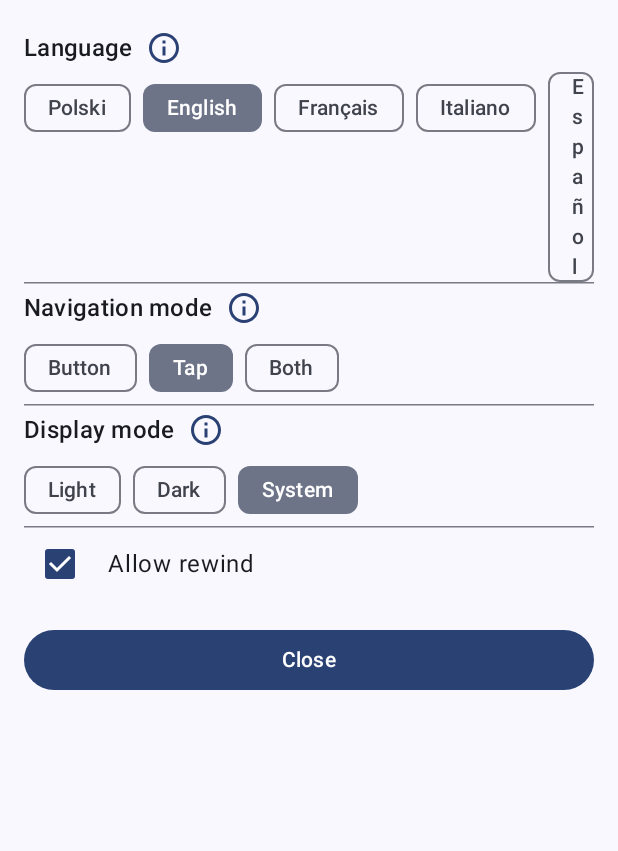
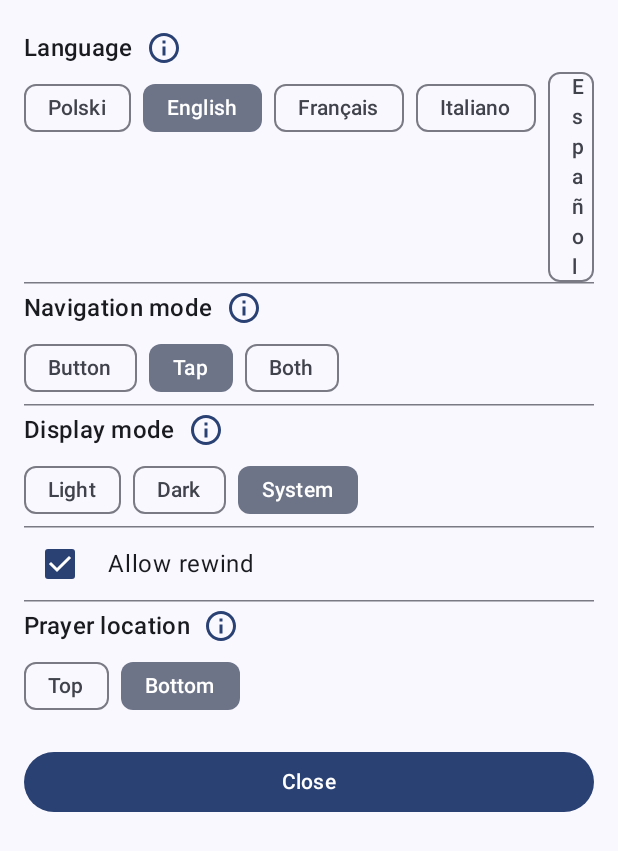
Before and after one commit to rkociniewski/rosario, an Android app built with Jetpack Compose: the composable SettingsScreen shown on its own in the app's theme, on a phone screen of 412 x 824 dp. Shown: the top 851 px of the screen. Run offline under Robolectric (Android 15) with nearby library versions, the phone set to English and light mode, and no system bars.

Commit message:
Add change prayer localization

```diff
--- /dev/null
+++ b/app/src/main/java/pl/rk/rosario/enums/PrayerLocation.kt
@@ -0,0 +1,8 @@
+package pl.rk.rosario.enums
+
+import pl.rk.rosario.R
+
+enum class PrayerLocation(override val label: Int) : DisplayText {
+    TOP(R.string.location_top),
+    BOTTOM(R.string.location_botom),
+}
--- a/app/src/main/java/pl/rk/rosario/model/Settings.kt
+++ b/app/src/main/java/pl/rk/rosario/model/Settings.kt
@@ -3,6 +3,7 @@ package pl.rk.rosario.model
 import pl.rk.rosario.enums.DisplayMode
 import pl.rk.rosario.enums.Language
 import pl.rk.rosario.enums.NavigationMode
+import pl.rk.rosario.enums.PrayerLocation
 import pl.rk.rosario.enums.PrayerType
 
 data class Settings(
@@ -10,5 +11,6 @@ data class Settings(
     val navigationMode: NavigationMode = NavigationMode.TAP,
     val prayer: PrayerType = PrayerType.ROSARY,
     val displayMode: DisplayMode = DisplayMode.SYSTEM,
-    val allowRewind: Boolean = true
+    val allowRewind: Boolean = true,
+    val prayerLocation: PrayerLocation = PrayerLocation.BOTTOM,
 )
--- a/app/src/main/java/pl/rk/rosario/ui/parts/Components.kt
+++ b/app/src/main/java/pl/rk/rosario/ui/parts/Components.kt
@@ -8,6 +8,7 @@ import androidx.compose.foundation.layout.padding
 import androidx.compose.foundation.layout.width
 import androidx.compose.material.icons.Icons
 import androidx.compose.material.icons.outlined.Info
+import androidx.compose.material3.Checkbox
 import androidx.compose.material3.ExperimentalMaterial3Api
 import androidx.compose.material3.FilterChip
 import androidx.compose.material3.Icon
@@ -98,6 +99,22 @@ fun HelpLabel(label: String, tooltip: String) {
     }
 }
 
+@Composable
+fun BooleanSelector(
+    boolean: Boolean,
+    label: String,
+    onCheckedChange: ((Boolean) -> Unit)?
+) {
+    Row(verticalAlignment = Alignment.CenterVertically) {
+        Checkbox(
+            checked = boolean,
+            onCheckedChange = onCheckedChange
+        )
+        Spacer(Modifier.width(8.dp))
+        Text(label)
+    }
+}
+
 val localRosaryViewModel = staticCompositionLocalOf<RosaryViewModel> {
     error("RosaryViewModel not provided")
 }
--- a/app/src/main/java/pl/rk/rosario/ui/rosary/RosaryBottomAppBar.kt
+++ b/app/src/main/java/pl/rk/rosario/ui/rosary/RosaryBottomAppBar.kt
@@ -14,6 +14,7 @@ import androidx.compose.ui.Alignment
 import androidx.compose.ui.Modifier
 import androidx.compose.ui.text.style.TextAlign
 import androidx.compose.ui.unit.dp
+import pl.rk.rosario.model.Settings
 
 @Composable
 fun RosaryBottomAppBar(prayer: String) {
--- a/app/src/main/java/pl/rk/rosario/ui/rosary/RosaryTopAppBar.kt
+++ b/app/src/main/java/pl/rk/rosario/ui/rosary/RosaryTopAppBar.kt
@@ -22,7 +22,7 @@ fun RosaryTopAppBar(
     currentSetting: Settings,
     onPreviousClick: () -> Unit,
     onNextClick: () -> Unit,
-    onSettingsClick: () -> Unit
+    onSettingsClick: () -> Unit,
 ) {
     TopAppBar(
         colors = TopAppBarDefaults.topAppBarColors(
--- a/app/src/main/java/pl/rk/rosario/ui/settings/SettingsScreen.kt
+++ b/app/src/main/java/pl/rk/rosario/ui/settings/SettingsScreen.kt
@@ -12,6 +12,7 @@ import androidx.compose.material3.Checkbox
 import androidx.compose.material3.HorizontalDivider
 import androidx.compose.material3.Text
 import androidx.compose.runtime.Composable
+import androidx.compose.runtime.LaunchedEffect
 import androidx.compose.ui.Alignment
 import androidx.compose.ui.Modifier
 import androidx.compose.ui.res.stringResource
@@ -20,7 +21,9 @@ import pl.rk.rosario.R
 import pl.rk.rosario.enums.DisplayMode
 import pl.rk.rosario.enums.Language
 import pl.rk.rosario.enums.NavigationMode
+import pl.rk.rosario.enums.PrayerLocation
 import pl.rk.rosario.model.Settings
+import pl.rk.rosario.ui.parts.BooleanSelector
 import pl.rk.rosario.ui.parts.EnumSelector
 import pl.rk.rosario.ui.parts.HelpLabel
 
@@ -40,6 +43,7 @@ fun SettingsScreen(
     updateSettings: (Settings) -> Unit,
     onClose: () -> Unit
 ) {
+
     Column(Modifier.padding(16.dp)) {
         HelpLabel(
             stringResource(R.string.settings_label_language),
@@ -72,13 +76,18 @@ fun SettingsScreen(
 
         HorizontalDivider()
 
-        Row(verticalAlignment = Alignment.CenterVertically) {
-            Checkbox(
-                checked = settings.allowRewind,
-                onCheckedChange = { updateSettings(settings.copy(allowRewind = it)) }
-            )
-            Spacer(Modifier.width(8.dp))
-            Text(stringResource(R.string.settings_allow_rewind))
+        BooleanSelector(settings.allowRewind, stringResource(R.string.settings_allow_rewind)) {
+            updateSettings(settings.copy(allowRewind = it))
+        }
+
+        HorizontalDivider()
+
+        HelpLabel(
+            stringResource(R.string.settings_label_prayer_location),
+            stringResource(R.string.tooltip_prayer_location)
+        )
+        EnumSelector(PrayerLocation.entries, settings.prayerLocation) {
+            updateSettings(settings.copy(prayerLocation = it))
         }
 
         Spacer(modifier = Modifier.height(8.dp))
--- a/app/src/main/res/values/strings.xml
+++ b/app/src/main/res/values/strings.xml
@@ -1,7 +1,5 @@
 <resources>
     <string name="app_name">Rosario</string>
-
-    <string name="settings">Setings</string>
     <string name="close">Close</string>
 
     <string name="navigation_mode_both">Both</string>
@@ -14,15 +12,13 @@
     <string name="lang_it">Italiano</string>
     <string name="lang_es">Español</string>
 
+    <string name="settings">Setings</string>
     <string name="settings_label_language">Language</string>
     <string name="settings_label_navigation_change">Navigation mode</string>
     <string name="settings_allow_rewind">Allow rewind</string>
-    <string name="tooltip_display_mode">Defines how the app is displayed: light, dark, or system</string>
-
-    <string name="prayer_type_rosary">Rosary</string>
-    <string name="prayer_type_divine_mercy">Divine Mercy Chaplet</string>
-    <string name="prayer_type_jesus_prayer">Jesus Prayer (Chotka)</string>
     <string name="settings_label_prayer_type">Prayer type</string>
+    <string name="settings_label_display_mode">Display mode</string>
+    <string name="settings_label_prayer_location">Prayer location</string>
 
     <string name="display_mode_light">Light</string>
     <string name="display_mode_dark">Dark</string>
@@ -32,11 +28,17 @@
 
     <string name="tooltip_icon_description">Show setting description</string>
     <string name="tooltip_label_prayer_type">Determines the type of cyclic prayer that will be recited</string>
+    <string name="tooltip_prayer_location">Defines if prayer is displayed on top or bottom.</string>
+    <string name="tooltip_display_mode">Defines how the app is displayed: light, dark, or system</string>
+    <string name="tooltip_language">Select application language</string>
+    <string name="tooltip_label_navigation_change">Set mode for bead navigation</string>
 
-    <string name="settings_label_display_mode">Display mode</string>
     <string name="action_previous">Previous</string>
     <string name="action_next">Next</string>
 
+    <string name="prayer_type_rosary">Rosary</string>
+    <string name="prayer_type_divine_mercy">Divine Mercy Chaplet</string>
+    <string name="prayer_type_jesus_prayer">Jesus Prayer (Chotka)</string>
     <string name="prayer_in_the_name">In the name of the Father and of the Son and of the Holy Spirit. Amen.</string>
     <string name="prayer_apostles_creed">I believe in God, the Father almighty, creator of heaven and earth, and in Jesus Christ, His only Son, our Lord. He was conceived by the Holy Spirit, and born of the Virgin Mary. He suffered under Pontius Pilate, was crucified, died and was buried. He descended to the dead. On the third day He rose again. He ascended into heaven, and is seated at the right hand the Father. He will come again to judge the living and the dead. I believe in the Holy Spirit, the Holy Catholic Church, the communion of saints, the forgiveness of sins, the resurrection of the body, and life everlasting. Amen.</string>
     <string name="prayer_our_father">Our Father, Who art in heaven, Hallowed be Thy Name. Thy Kingdom come. Thy Will be done, on earth as it is in Heaven. Give us this day our daily bread. And forgive us our trespasses, as we forgive those who trespass against us. And lead us not into temptation, but deliver us from evil. Amen.</string>
@@ -52,6 +54,7 @@
     <string name="prayer_o_blood_and_water">O Blood and Water, that gushed forth from the Heart of Jesus as a fountain of mercy for us, I trust in You!</string>
     <string name="prayer_jesus_I_trust">Jesus, I trust you!</string>
     <string name="prayer_lord_jesus">Lord Jesus Christ, Son of God, have mercy on me, a sinner.</string>
-    <string name="tooltip_language">Select application language</string>
-    <string name="tooltip_label_navigation_change">Set mode for bead navigation</string>
+
+    <string name="location_top">Top</string>
+    <string name="location_botom">Bottom</string>
 </resources>
```
Also changed, not shown: app/src/main/java/pl/rk/rosario/storage/SettingsStore.kt (+17 -8 lines), app/src/main/java/pl/rk/rosario/ui/rosary/RosaryScreen.kt (+16 -1 lines), app/src/main/java/pl/rk/rosario/viewModel/RosaryViewModel.kt (+7 -5 lines).
